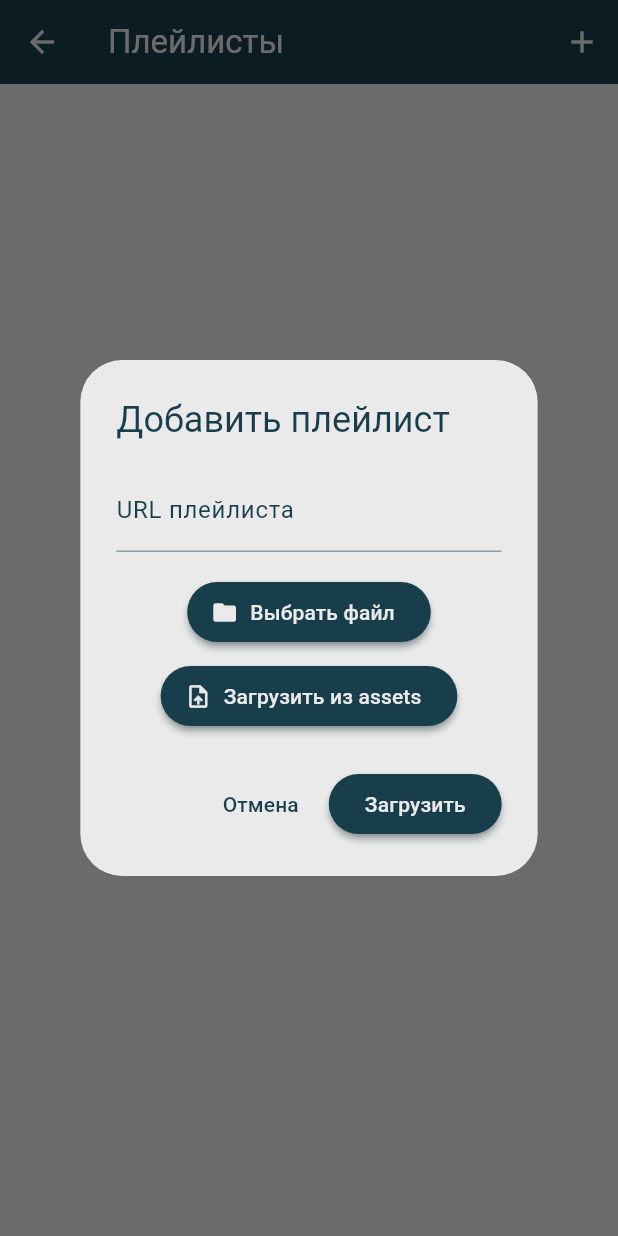
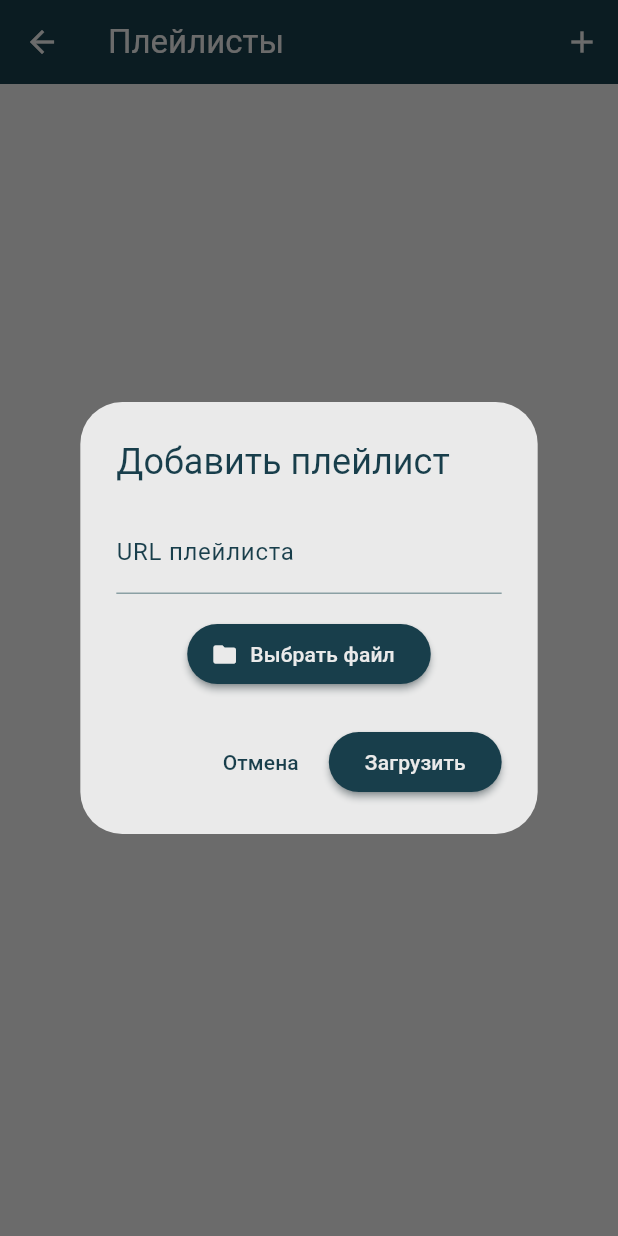
Before and after one commit to imbrickiy/iptvca, a Flutter app: the PlaylistsPageView screen opened directly, after a tap on "Добавить плейлист", on a phone screen of 412 x 824 dp. Run offline on Flutter 3.47's test engine with Material 3 defaults, Android fonts, the phone set to English and light mode, and no system bars; our stand-ins replace cached_network_image, dartz, equatable, file_picker, flutter_bloc, go_router and 1 more; missing offline and left inert: media_kit, media_kit_video; accounts and stored records are empty; statements that could not run were skipped.

Commit message:
Refactor PlaylistRemoteDataSource to improve file reading logic and remove asset loading button from PlaylistsPageView

```diff
--- a/lib/data/datasources/remote/playlist_remote_datasource.dart
+++ b/lib/data/datasources/remote/playlist_remote_datasource.dart
@@ -2,7 +2,6 @@
 import 'dart:developer' as developer;
 import 'dart:io';
 import 'dart:convert';
-import 'package:flutter/services.dart';
 import 'package:http/http.dart' as http;
 import 'package:iptvca/core/errors/failures.dart';
 import 'package:iptvca/core/constants/app_constants.dart';
@@ -64,23 +63,13 @@ class PlaylistRemoteDataSourceImpl implements PlaylistRemoteDataSource {
   Future<List<ChannelModel>> parsePlaylistFromFile(String filePath) async {
     try {
       developer.log('Чтение файла плейлиста: $filePath', name: 'PlaylistRemoteDataSource');
-      String content;
-      if (filePath.startsWith('assets/')) {
-        try {
-          developer.log('Попытка загрузить из assets: $filePath', name: 'PlaylistRemoteDataSource');
-          content = await rootBundle.loadString(filePath);
-          developer.log('Файл загружен из assets как UTF-8', name: 'PlaylistRemoteDataSource');
-        } catch (e) {
-          developer.log('Ошибка загрузки из assets: $e', name: 'PlaylistRemoteDataSource');
-          throw ValidationFailure(message: 'Ошибка загрузки из assets: $e');
-        }
-      } else {
       final file = File(filePath);
       if (!await file.exists()) {
         throw ValidationFailure(message: 'Файл не найден: $filePath');
       }
       final fileSize = await file.length();
       developer.log('Размер файла: $fileSize байт', name: 'PlaylistRemoteDataSource');
+      String content;
       try {
         content = await file.readAsString(encoding: utf8);
         developer.log('Файл прочитан как UTF-8', name: 'PlaylistRemoteDataSource');
@@ -92,7 +81,6 @@ class PlaylistRemoteDataSourceImpl implements PlaylistRemoteDataSource {
         } catch (e2) {
           developer.log('Ошибка чтения Latin1: $e2, пробую дефолтную кодировку', name: 'PlaylistRemoteDataSource');
           content = await file.readAsString();
-          }
         }
       }
       developer.log('Длина содержимого: ${content.length} символов', name: 'PlaylistRemoteDataSource');
--- a/lib/presentation/pages/playlists_page.dart
+++ b/lib/presentation/pages/playlists_page.dart
@@ -160,19 +160,6 @@ class PlaylistsPageView extends StatelessWidget {
               icon: const Icon(Icons.folder),
               label: const Text('Выбрать файл'),
             ),
-            const SizedBox(height: 8),
-            ElevatedButton.icon(
-              onPressed: () {
-                Navigator.pop(dialogContext);
-                context.read<PlaylistBloc>().add(
-                      const LoadPlaylistFromFileEvent(
-                        'assets/imbrickiy_Edem.m3u8',
-                      ),
-                    );
-              },
-              icon: const Icon(Icons.upload_file),
-              label: const Text('Загрузить из assets'),
-            ),
           ],
         ),
         actions: [
```
Lines whose indentation alone changed are shown as unchanged.
